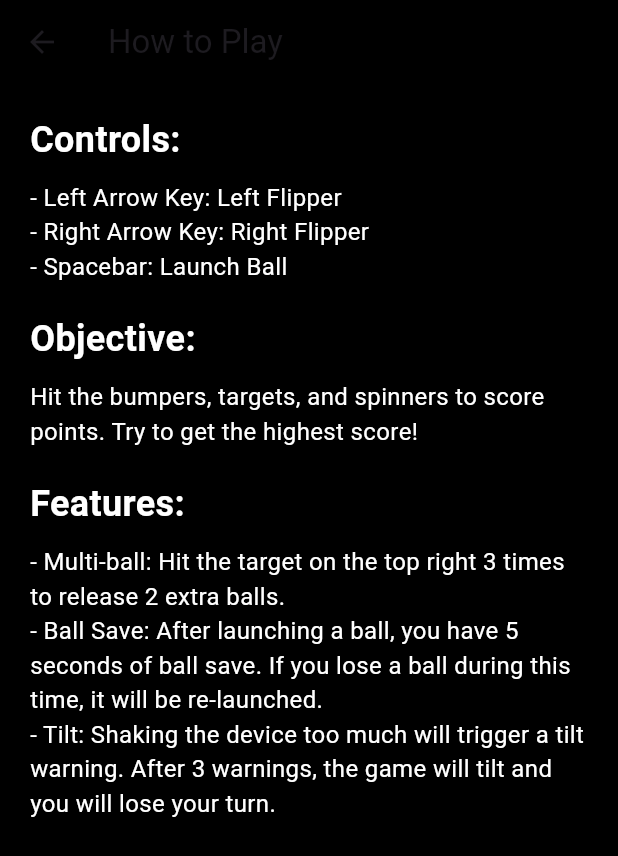
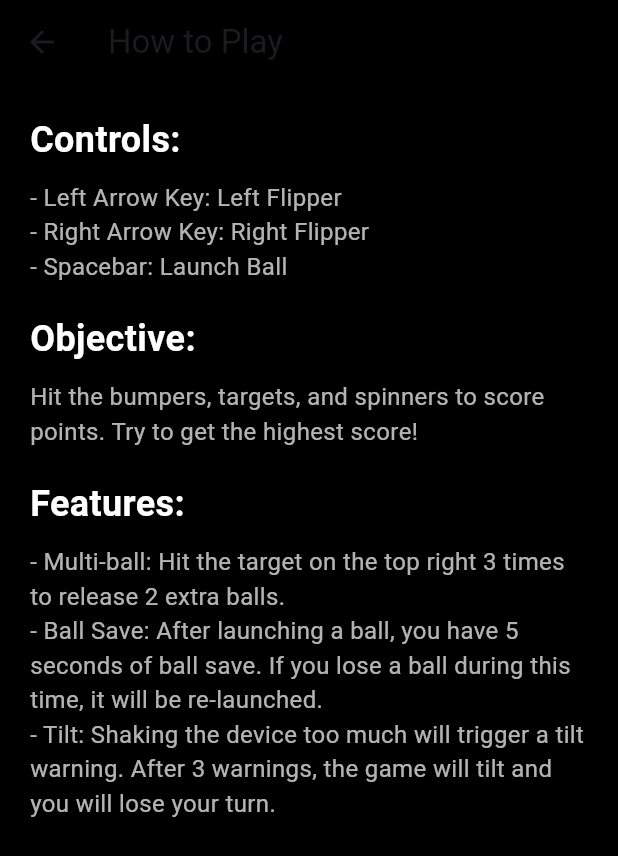
Before and after one commit to yahayuta/pinball_mobile, a Flutter app: the TutorialScreen screen opened directly, on a phone screen of 412 x 824 dp. Shown: the top 856 px of the screen. Run offline on Flutter 3.47's test engine with Material 3 defaults, Android fonts, the phone set to English and light mode, and no system bars; our stand-ins replace audioplayers, sensors_plus, share_plus, shared_preferences; missing offline and left inert: flame, flame_forge2d; accounts and stored records are empty.

Commit message:
feat: Improve tutorial screen UI with consistent text styling

```diff
--- a/lib/menu/tutorial_screen.dart
+++ b/lib/menu/tutorial_screen.dart
@@ -5,75 +5,73 @@ class TutorialScreen extends StatelessWidget {
 
   @override
   Widget build(BuildContext context) {
+    const TextStyle headingStyle = TextStyle(
+      fontSize: 24,
+      color: Colors.white,
+      fontWeight: FontWeight.bold,
+    );
+    const TextStyle bodyStyle = TextStyle(
+      color: Colors.white70,
+      fontSize: 16,
+    );
+
     return Scaffold(
       backgroundColor: Colors.black,
       appBar: AppBar(
         title: const Text('How to Play'),
         backgroundColor: Colors.black,
       ),
-      body: const Padding(
-        padding: EdgeInsets.all(20.0),
+      body: Padding(
+        padding: const EdgeInsets.all(20.0),
         child: SingleChildScrollView(
           child: Column(
             crossAxisAlignment: CrossAxisAlignment.start,
-            children: [
+            children: const [
               Text(
                 'Controls:',
-                style: TextStyle(
-                  fontSize: 24,
-                  color: Colors.white,
-                  fontWeight: FontWeight.bold,
-                ),
+                style: headingStyle,
               ),
               SizedBox(height: 10),
               Text(
                 '- Left Arrow Key: Left Flipper',
-                style: TextStyle(color: Colors.white, fontSize: 16),
+                style: bodyStyle,
               ),
               Text(
                 '- Right Arrow Key: Right Flipper',
-                style: TextStyle(color: Colors.white, fontSize: 16),
+                style: bodyStyle,
               ),
               Text(
                 '- Spacebar: Launch Ball',
-                style: TextStyle(color: Colors.white, fontSize: 16),
+                style: bodyStyle,
               ),
               SizedBox(height: 20),
               Text(
                 'Objective:',
-                style: TextStyle(
-                  fontSize: 24,
-                  color: Colors.white,
-                  fontWeight: FontWeight.bold,
-                ),
+                style: headingStyle,
               ),
               SizedBox(height: 10),
               Text(
                 'Hit the bumpers, targets, and spinners to score points. '
                 'Try to get the highest score!',
-                style: TextStyle(color: Colors.white, fontSize: 16),
+                style: bodyStyle,
               ),
               SizedBox(height: 20),
               Text(
                 'Features:',
-                style: TextStyle(
-                  fontSize: 24,
-                  color: Colors.white,
-                  fontWeight: FontWeight.bold,
-                ),
+                style: headingStyle,
               ),
               SizedBox(height: 10),
               Text(
                 '- Multi-ball: Hit the target on the top right 3 times to release 2 extra balls.',
-                style: TextStyle(color: Colors.white, fontSize: 16),
+                style: bodyStyle,
               ),
               Text(
                 '- Ball Save: After launching a ball, you have 5 seconds of ball save. If you lose a ball during this time, it will be re-launched.',
-                style: TextStyle(color: Colors.white, fontSize: 16),
+                style: bodyStyle,
               ),
               Text(
                 '- Tilt: Shaking the device too much will trigger a tilt warning. After 3 warnings, the game will tilt and you will lose your turn.',
-                style: TextStyle(color: Colors.white, fontSize: 16),
+                style: bodyStyle,
               ),
             ],
           ),
```
Also changed, not shown: 1 other file.
